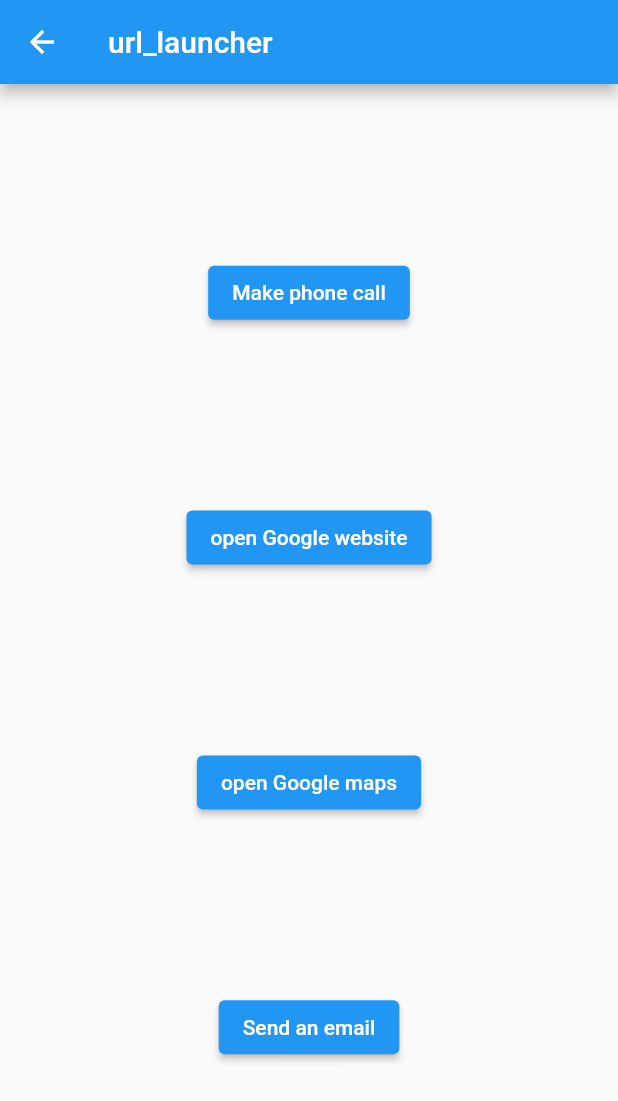
After one commit to sherifhasan/flutter_introduction, a Flutter app: the screen it shows after launch, after a tap on "Url launcher sample", on a phone screen of 412 x 824 dp. The commit adds this screen. Shown: the top 1101 px of the screen. Run offline on Flutter 3.47's test engine with Material 2 defaults, Android fonts, the phone set to English and light mode, and no system bars; our stand-ins replace dio, fluttertoast, geolocator, google_maps_flutter.

Commit message:
add url launcher sample

```diff
--- a/lib/main.dart
+++ b/lib/main.dart
@@ -14,6 +14,7 @@ import 'package:widgets_samples/widgets/row.dart';
 import 'package:widgets_samples/widgets/single_child_scroll_view.dart';
 import 'package:widgets_samples/widgets/text_field.dart';
 
+import 'url_launcher/launcher_sample.dart';
 import 'widgets/icon.dart';
 import 'widgets/text.dart';
 
@@ -77,7 +78,8 @@ class MyHomePage extends StatelessWidget {
                   bottomRight: Radius.circular(15)),
               side: BorderSide(color: Colors.orange, width: 3)),
         ),
-        body: GridView.count(
+        body: SafeArea(
+          child: GridView.count(
             // this attr specify the count of widgets you want to show in a row in the vertical scroll direction & in a column in the horizontal direction.
             crossAxisCount: 3,
             // this attr change the vertical margin between children if scroll direction is vertical & horizontal margin if it was horizontal.
@@ -258,7 +260,15 @@ class MyHomePage extends StatelessWidget {
                   }
                 },
               ),
+              GridItemChild(
+                title: 'Url launcher sample',
+                onPressed: () {
+                  Navigator.push(context,
+                      MaterialPageRoute(builder: (context) => LauncherSample()));
+                },
+              ),
             ],
+          ),
         ));
   }
 
@@ -293,9 +303,7 @@ class MyHomePage extends StatelessWidget {
           'Location permissions are permanently denied, we cannot request permissions.');
     }
     Navigator.push(
-        context,
-        MaterialPageRoute(
-            builder: (context) => GoogleMapScreen()));
+        context, MaterialPageRoute(builder: (context) => GoogleMapScreen()));
   }
 }
 
--- /dev/null
+++ b/lib/url_launcher/launcher_sample.dart
@@ -0,0 +1,88 @@
+import 'package:flutter/material.dart';
+import 'package:fluttertoast/fluttertoast.dart';
+import 'package:url_launcher/url_launcher.dart';
+
+class LauncherSample extends StatelessWidget {
+  @override
+  Widget build(BuildContext context) {
+    return Scaffold(
+      appBar: AppBar(
+        title: Text("url_launcher"),
+      ),
+      body: Center(
+          child: Column(
+        mainAxisAlignment: MainAxisAlignment.spaceEvenly,
+        children: [
+          ElevatedButton(
+            onPressed: () => _makePhoneCall('tel:+201128518060'),
+            child: const Text('Make phone call'),
+          ),
+          ElevatedButton(
+            onPressed: () => _openWebsite('https://www.google.com'),
+            child: const Text('open Google website'),
+          ),
+          ElevatedButton(
+            onPressed: () => _openLocationOnGoogleMaps(30.0347359, 31.2135978),
+            child: const Text('open Google maps'),
+          ),
+          ElevatedButton(
+            onPressed: () => _sendEmail(
+                email: 'sherif.hasan1994@gmail.com',
+                subject: 'Email subject',
+                body: 'This is send using flutter app'),
+            child: const Text('Send an email'),
+          ),
+        ],
+      )),
+    );
+  }
+
+  Future<void> _makePhoneCall(String phoneNumber) async {
+    if (await canLaunch("tel:$phoneNumber")) {
+      await launch(phoneNumber);
+    } else {
+      _showMessage("Error making phone call");
+    }
+  }
+
+  Future<void> _openWebsite(String url) async {
+    if (await canLaunch(url)) {
+      await launch(url);
+    } else {
+      _showMessage("Error opening google website");
+    }
+  }
+
+  Future<void> _openLocationOnGoogleMaps(
+      double latitude, double longitude) async {
+    final googleUrl =
+        'https://www.google.com/maps/search/?api=1&query=$latitude,$longitude';
+    if (await canLaunch(googleUrl)) {
+      await launch(googleUrl);
+    } else {
+      _showMessage("Error opening google maps");
+    }
+  }
+
+  Future<void> _sendEmail(
+      {required String email,
+      required String subject,
+      required String body}) async {
+    final url = Uri.encodeFull('mailto:$email?subject=$subject&body=$body');
+    if (await canLaunch(url)) {
+      await launch(url);
+    } else {
+      _showMessage("Error sending email");
+    }
+  }
+
+  void _showMessage(String msg) {
+    Fluttertoast.showToast(
+        msg: msg,
+        fontSize: 14,
+        toastLength: Toast.LENGTH_LONG,
+        timeInSecForIosWeb: 2,
+        textColor: Colors.white,
+        backgroundColor: Colors.red);
+  }
+}
```
Also changed, not shown: lib/google_maps/google_map_screen.dart (+9 -4 lines), pubspec.yaml (+5 -2 lines), pubspec.lock, 5 other files. Lines whose indentation alone changed are shown as unchanged.
